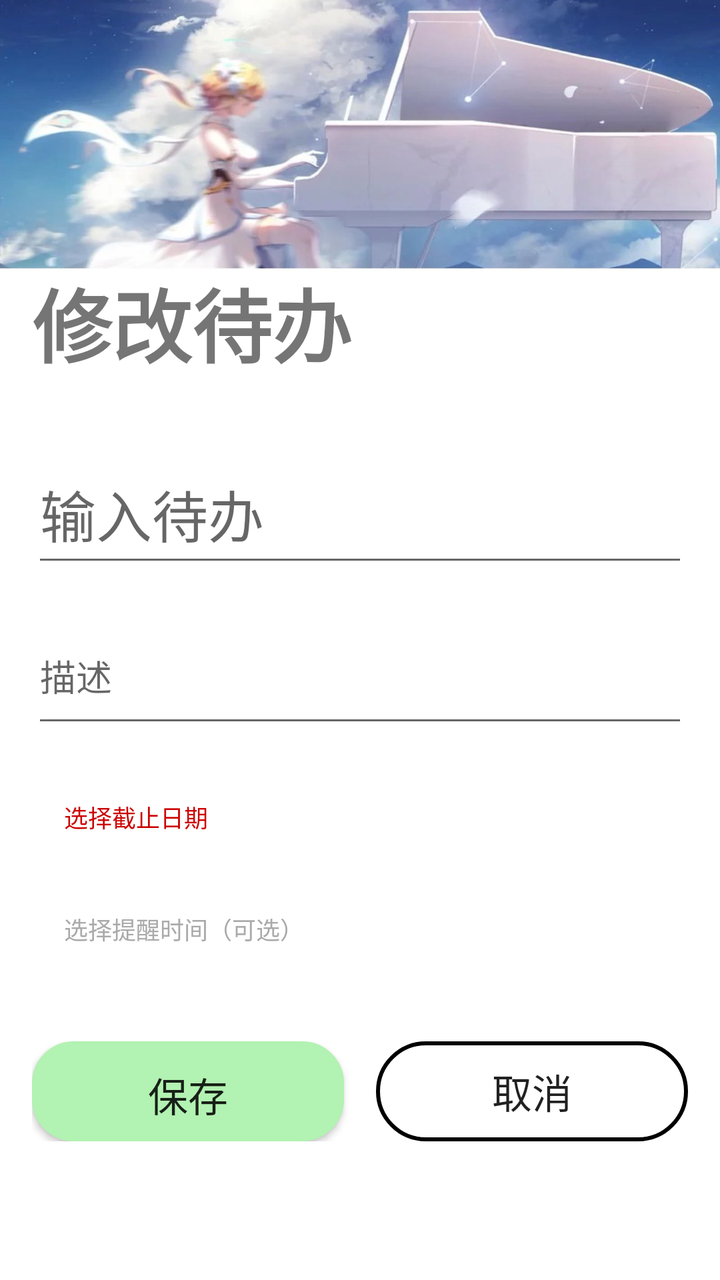
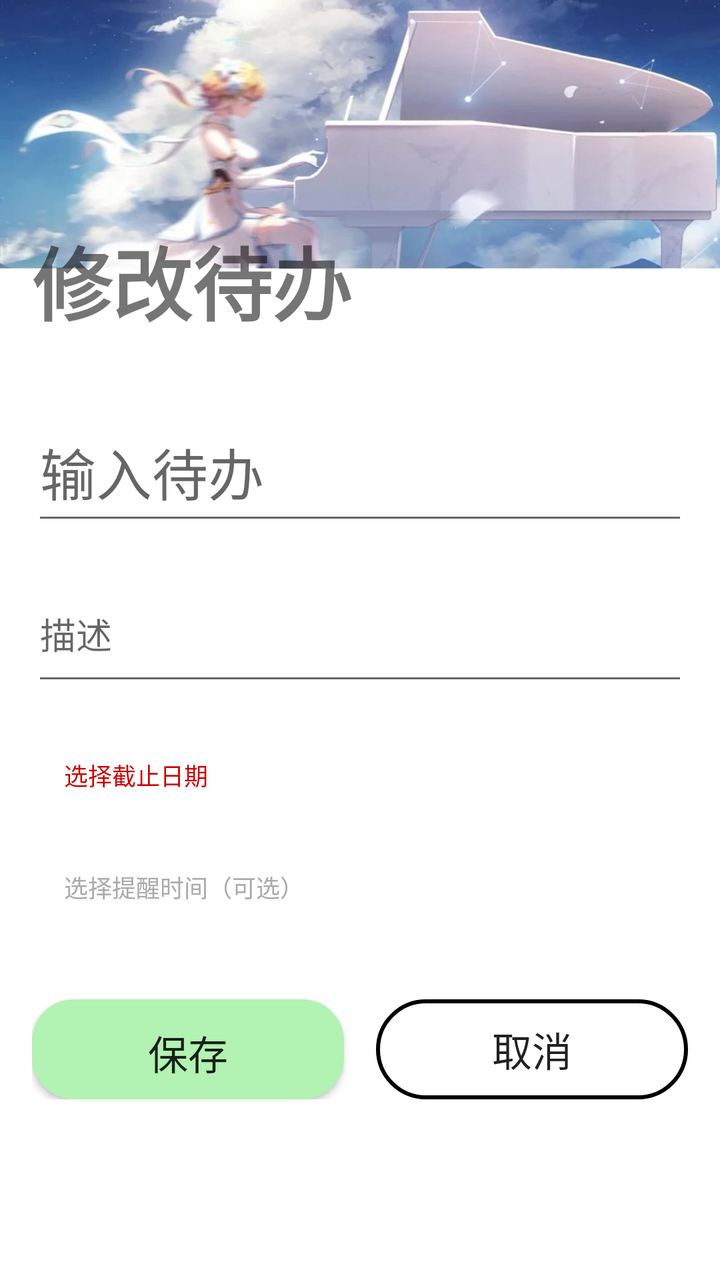

Compare the two renders of this Android layout. The source of the first and the diff that turns it into the second are given below.
<!-- AndroidManifest.xml: application theme Theme.AppCompat.Light.NoActionBar -->
<!-- res/layout/activity_edit_todo.xml -->
<?xml version="1.0" encoding="utf-8"?>
<androidx.constraintlayout.widget.ConstraintLayout
    xmlns:android="http://schemas.android.com/apk/res/android"
    xmlns:app="http://schemas.android.com/apk/res-auto"
    android:layout_width="match_parent"
    android:layout_height="match_parent"
    android:background="@drawable/photo1"
    android:padding="16dp">



    <TextView
        android:id="@+id/tv_edit_title"
        android:layout_width="match_parent"
        android:layout_height="wrap_content"
        android:layout_marginTop="116dp"
        android:text="修改待办"
        android:textSize="40sp"
        android:textStyle="bold"
        app:layout_constraintEnd_toEndOf="parent"
        app:layout_constraintHorizontal_bias="0.0"
        app:layout_constraintStart_toStartOf="parent"
        app:layout_constraintTop_toTopOf="parent" />

    <EditText
        android:id="@+id/et_todo_content"
        android:layout_width="0dp"
        android:layout_height="66dp"
        android:layout_marginTop="32dp"
        android:hint="输入待办"
        android:inputType="textCapSentences|textMultiLine"
        android:textSize="28sp"
        app:layout_constraintEnd_toEndOf="parent"
        app:layout_constraintHorizontal_bias="0.0"
        app:layout_constraintStart_toStartOf="parent"
        app:layout_constraintTop_toBottomOf="@id/tv_edit_title" />

    <EditText
        android:id="@+id/et_todo_desc"
        android:layout_width="0dp"
        android:layout_height="wrap_content"
        android:hint="描述"
        android:textSize="18sp"
        android:textColor="@android:color/darker_gray"
        android:inputType="textMultiLine|textCapSentences"
        android:minLines="2"
        android:layout_marginTop="16dp"
        app:layout_constraintTop_toBottomOf="@id/et_todo_content"
        app:layout_constraintStart_toStartOf="parent"
        app:layout_constraintEnd_toEndOf="parent"/>


    <TextView
        android:id="@+id/tv_deadline"
        android:layout_width="0dp"
        android:layout_height="48dp"
        android:text="选择截止日期"
        android:textSize="12sp"
        android:textColor="@android:color/holo_red_dark"
        android:gravity="center_vertical"
        android:paddingLeft="16dp"
        android:background="@drawable/white_border"
        android:layout_marginTop="16dp"
        android:clickable="true"
        app:layout_constraintTop_toBottomOf="@id/et_todo_desc"
        app:layout_constraintStart_toStartOf="parent"
        app:layout_constraintEnd_toEndOf="parent"/>


    <TextView
        android:id="@+id/tv_remind_time"
        android:layout_width="0dp"
        android:layout_height="48dp"
        android:text="选择提醒时间（可选）"
        android:textSize="12sp"
        android:textColor="@android:color/darker_gray"
        android:gravity="center_vertical"
        android:paddingLeft="16dp"
        android:background="@drawable/white_border"
        android:layout_marginTop="8dp"
        android:clickable="true"
        app:layout_constraintTop_toBottomOf="@id/tv_deadline"
        app:layout_constraintStart_toStartOf="parent"
        app:layout_constraintEnd_toEndOf="parent"/>


    <androidx.constraintlayout.widget.ConstraintLayout
        android:layout_width="0dp"
        android:layout_height="wrap_content"
        android:layout_marginTop="32dp"
        app:layout_constraintTop_toBottomOf="@id/tv_remind_time"
        app:layout_constraintStart_toStartOf="parent"
        app:layout_constraintEnd_toEndOf="parent">

        <Button
            android:id="@+id/btn_save"
            android:layout_width="0dp"
            android:layout_height="50dp"
            android:background="@drawable/user_info"
            android:text="保存"
            android:textSize="20sp"
            app:layout_constraintStart_toStartOf="parent"
            app:layout_constraintEnd_toStartOf="@id/btn_cancel"
            app:layout_constraintTop_toTopOf="parent"/>

        <Button
            android:id="@+id/btn_cancel"
            android:layout_width="0dp"
            android:layout_height="50dp"
            android:background="@drawable/btn_transparent_border"
            android:text="取消"
            android:textSize="20sp"
            android:layout_marginStart="16dp"
            app:layout_constraintStart_toEndOf="@id/btn_save"
            app:layout_constraintEnd_toEndOf="parent"
            app:layout_constraintTop_toTopOf="parent"/>

    </androidx.constraintlayout.widget.ConstraintLayout>

</androidx.constraintlayout.widget.ConstraintLayout>
<!-- resources referenced by this layout -->
<resources>
  <!-- drawable btn_transparent_border (drawable) -->
  <?xml version="1.0" encoding="utf-8"?>
  <shape xmlns:android="http://schemas.android.com/apk/res/android"
      android:shape="rectangle">
      <solid android:color="@android:color/transparent"/>
      <stroke
          android:width="2dp"
          android:color="#000000"/>
          <corners android:radius="200dp"/>
  </shape>
  <!-- drawable photo1: jpg bitmap (drawable, 102227 bytes) -->
  <!-- drawable user_info (drawable) -->
  <?xml version="1.0" encoding="utf-8"?>
  <shape xmlns:android="http://schemas.android.com/apk/res/android">
      <stroke
          android:width="2dp"
          android:color="#B2F2B2" />
  
      <corners android:radius="20dp" />
  
      <padding
          android:left="12dp"
          android:top="12dp"
          android:right="12dp"
          android:bottom="12dp" />
  
      <solid android:color="#B2F2B2" />
  
  
  
  </shape>
  <!-- drawable white_border (drawable) -->
  <?xml version="1.0" encoding="utf-8"?>
  <shape xmlns:android="http://schemas.android.com/apk/res/android"
      android:shape="rectangle">
      <solid
          android:color="@android:color/transparent"/>
      <stroke
          android:width="2dp"
          android:color="#FFFFFF"/>
      <corners android:radius="6dp"/>
  
  </shape>
</resources>

<!-- the commit's change to res/layout/activity_edit_todo.xml (unified diff, before → after) -->
@@ -13,7 +13,7 @@
         android:id="@+id/tv_edit_title"
         android:layout_width="match_parent"
         android:layout_height="wrap_content"
-        android:layout_marginTop="116dp"
+        android:layout_marginTop="95dp"
         android:text="修改待办"
         android:textSize="40sp"
         android:textStyle="bold"
